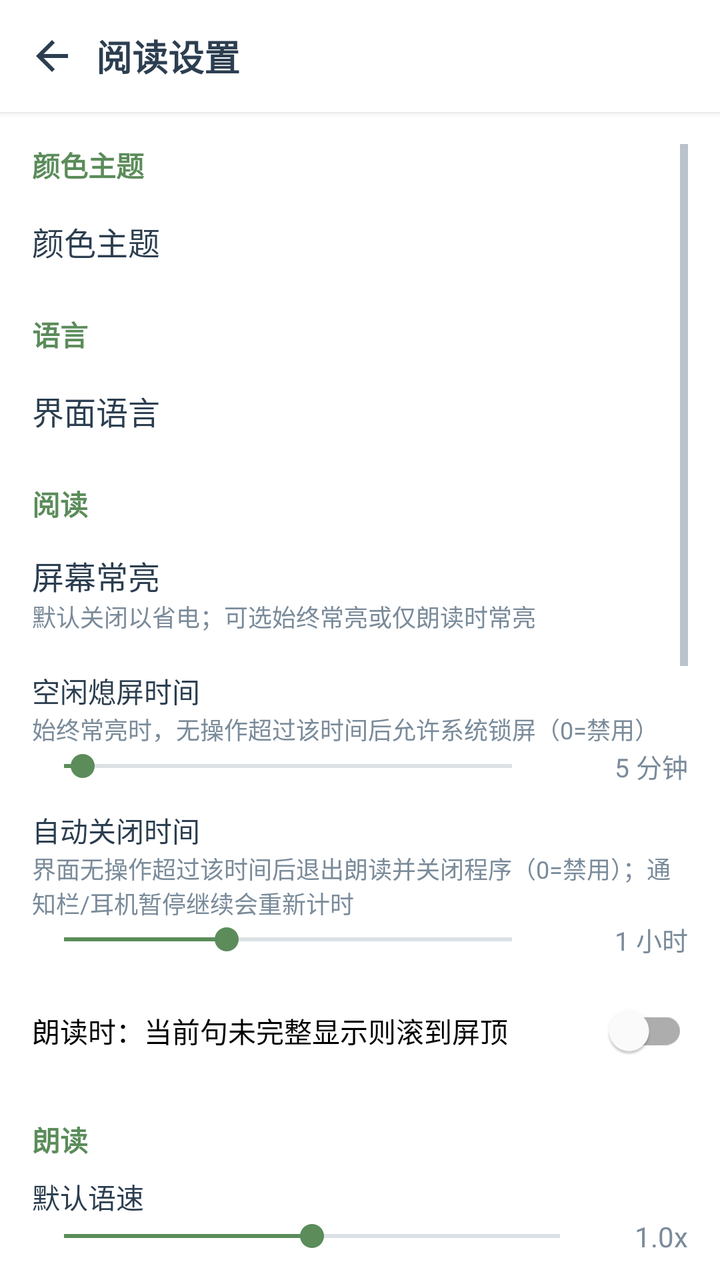
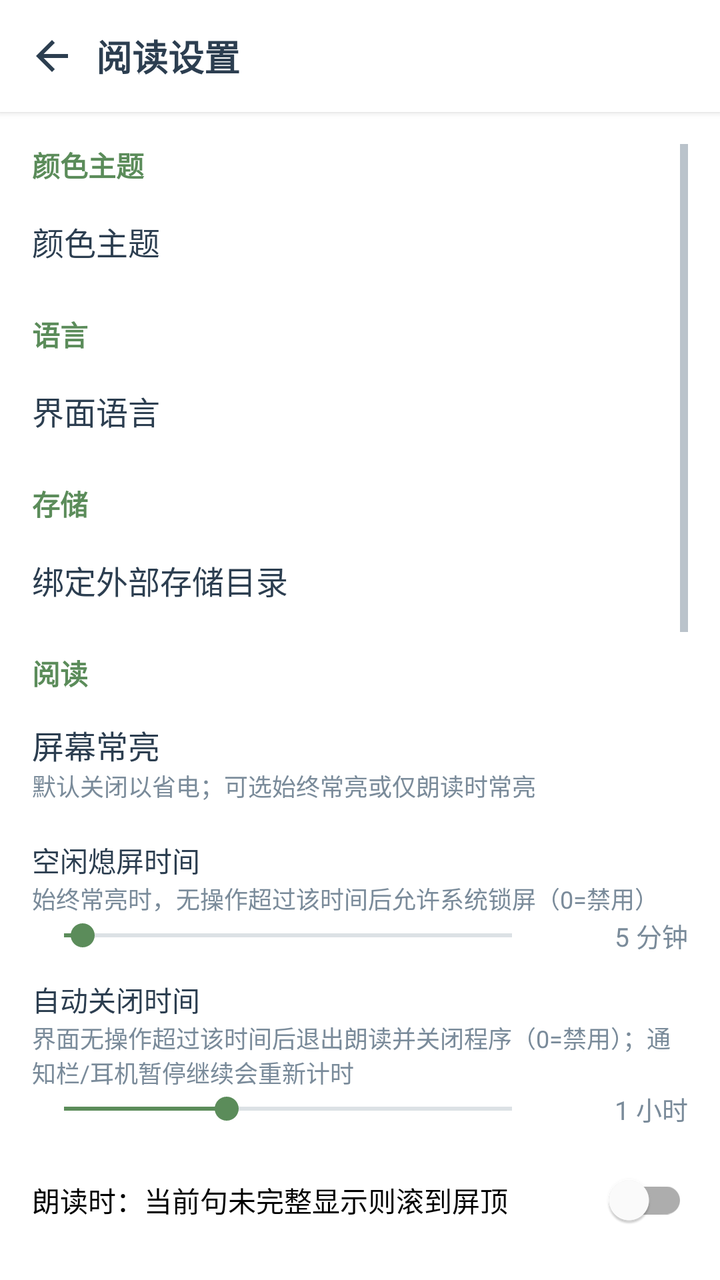

Screens rendered from an Android XML layout before and after an edit, with the pre-edit source and the edit as a unified diff.
<!-- AndroidManifest.xml: application theme Theme.WhjReader -->
<!-- res/layout/activity_settings.xml -->
<?xml version="1.0" encoding="utf-8"?>

<LinearLayout xmlns:android="http://schemas.android.com/apk/res/android"
    android:layout_width="match_parent"
    android:layout_height="match_parent"
    android:background="@color/surface"
    android:orientation="vertical">

    <LinearLayout
        android:layout_width="match_parent"
        android:layout_height="56dp"
        android:background="@color/white"
        android:elevation="2dp"
        android:gravity="center_vertical"
        android:orientation="horizontal"
        android:paddingHorizontal="4dp">

        <ImageButton
            android:id="@+id/btnBack"
            android:layout_width="44dp"
            android:layout_height="44dp"
            android:background="?attr/selectableItemBackgroundBorderless"
            android:contentDescription="@string/back"
            android:src="@drawable/ic_back" />

        <TextView
            android:layout_width="0dp"
            android:layout_height="wrap_content"
            android:layout_weight="1"
            android:text="@string/settings_title"
            android:textColor="@color/text_primary"
            android:textSize="18sp"
            android:textStyle="bold" />
    </LinearLayout>

    <ScrollView
        android:layout_width="match_parent"
        android:layout_height="match_parent"
        android:padding="16dp">

        <LinearLayout
            android:layout_width="match_parent"
            android:layout_height="wrap_content"
            android:orientation="vertical">

            <TextView
                android:layout_width="match_parent"
                android:layout_height="wrap_content"
                android:paddingBottom="4dp"
                android:text="@string/settings_ui_theme"
                android:textColor="?attr/colorPrimary"
                android:textStyle="bold" />

            <LinearLayout
                android:id="@+id/rowUiTheme"
                android:layout_width="match_parent"
                android:layout_height="48dp"
                android:layout_marginBottom="12dp"
                android:background="?attr/selectableItemBackground"
                android:gravity="center_vertical"
                android:orientation="horizontal">

                <TextView
                    android:layout_width="0dp"
                    android:layout_height="wrap_content"
                    android:layout_weight="1"
                    android:text="@string/settings_ui_theme"
                    android:textColor="@color/text_primary"
                    android:textSize="16sp" />

                <TextView
                    android:id="@+id/tvUiTheme"
                    android:layout_width="wrap_content"
                    android:layout_height="wrap_content"
                    android:textColor="@color/text_secondary"
                    android:textSize="14sp" />
            </LinearLayout>

            <TextView
                android:layout_width="match_parent"
                android:layout_height="wrap_content"
                android:paddingBottom="4dp"
                android:text="@string/settings_section_language"
                android:textColor="?attr/colorPrimary"
                android:textStyle="bold" />

            <LinearLayout
                android:id="@+id/rowLanguage"
                android:layout_width="match_parent"
                android:layout_height="48dp"
                android:layout_marginBottom="12dp"
                android:background="?attr/selectableItemBackground"
                android:gravity="center_vertical"
                android:orientation="horizontal">

                <TextView
                    android:layout_width="0dp"
                    android:layout_height="wrap_content"
                    android:layout_weight="1"
                    android:text="@string/settings_language"
                    android:textColor="@color/text_primary"
                    android:textSize="16sp" />

                <TextView
                    android:id="@+id/tvLanguage"
                    android:layout_width="wrap_content"
                    android:layout_height="wrap_content"
                    android:textColor="@color/text_secondary"
                    android:textSize="14sp" />
            </LinearLayout>

            <TextView
                android:layout_width="match_parent"
                android:layout_height="wrap_content"
                android:paddingBottom="8dp"
                android:text="@string/settings_section_read"
                android:textColor="?attr/colorPrimary"
                android:textStyle="bold" />

            <LinearLayout
                android:id="@+id/rowKeepScreen"
                android:layout_width="match_parent"
                android:layout_height="wrap_content"
                android:background="?attr/selectableItemBackground"
                android:gravity="center_vertical"
                android:minHeight="48dp"
                android:orientation="horizontal"
                android:paddingVertical="6dp">

                <LinearLayout
                    android:layout_width="0dp"
                    android:layout_height="wrap_content"
                    android:layout_weight="1"
                    android:orientation="vertical">

                    <TextView
                        android:layout_width="match_parent"
                        android:layout_height="wrap_content"
                        android:text="@string/settings_keep_screen_on"
                        android:textColor="@color/text_primary"
                        android:textSize="16sp" />

                    <TextView
                        android:layout_width="match_parent"
                        android:layout_height="wrap_content"
                        android:text="@string/settings_keep_screen_hint"
                        android:textColor="@color/text_secondary"
                        android:textSize="12sp" />
                </LinearLayout>

                <TextView
                    android:id="@+id/tvKeepScreen"
                    android:layout_width="wrap_content"
                    android:layout_height="wrap_content"
                    android:layout_marginStart="8dp"
                    android:textColor="@color/text_secondary"
                    android:textSize="14sp" />
            </LinearLayout>

            <TextView
                android:layout_width="match_parent"
                android:layout_height="wrap_content"
                android:layout_marginTop="12dp"
                android:text="@string/settings_idle_screen_off"
                android:textColor="@color/text_primary" />

            <TextView
                android:layout_width="match_parent"
                android:layout_height="wrap_content"
                android:text="@string/settings_idle_screen_off_hint"
                android:textColor="@color/text_secondary"
                android:textSize="12sp" />

            <LinearLayout
                android:layout_width="match_parent"
                android:layout_height="wrap_content"
                android:gravity="center_vertical"
                android:orientation="horizontal">

                <SeekBar
                    android:id="@+id/seekIdleScreenOff"
                    android:layout_width="0dp"
                    android:layout_height="wrap_content"
                    android:layout_weight="1"
                    android:max="24"
                    android:progress="1" />

                <TextView
                    android:id="@+id/tvIdleScreenOff"
                    android:layout_width="72dp"
                    android:layout_height="wrap_content"
                    android:gravity="end"
                    android:text="5 分钟"
                    android:textColor="@color/text_secondary"
                    android:textSize="13sp" />
            </LinearLayout>

            <TextView
                android:layout_width="match_parent"
                android:layout_height="wrap_content"
                android:layout_marginTop="12dp"
                android:text="@string/settings_auto_close"
                android:textColor="@color/text_primary" />

            <TextView
                android:layout_width="match_parent"
                android:layout_height="wrap_content"
                android:text="@string/settings_auto_close_hint"
                android:textColor="@color/text_secondary"
                android:textSize="12sp" />

            <LinearLayout
                android:layout_width="match_parent"
                android:layout_height="wrap_content"
                android:gravity="center_vertical"
                android:orientation="horizontal">

                <SeekBar
                    android:id="@+id/seekAutoClose"
                    android:layout_width="0dp"
                    android:layout_height="wrap_content"
                    android:layout_weight="1"
                    android:max="11"
                    android:progress="4" />

                <TextView
                    android:id="@+id/tvAutoClose"
                    android:layout_width="wrap_content"
                    android:layout_height="wrap_content"
                    android:minWidth="72dp"
                    android:gravity="end"
                    android:paddingStart="8dp"
                    android:text="1 小时"
                    android:textColor="@color/text_secondary"
                    android:textSize="13sp" />
            </LinearLayout>

            <com.google.android.material.switchmaterial.SwitchMaterial
                android:id="@+id/switchAutoScroll"
                android:layout_width="match_parent"
                android:layout_height="wrap_content"
                android:layout_marginTop="12dp"
                android:text="@string/settings_auto_scroll" />

            <TextView
                android:layout_width="match_parent"
                android:layout_height="wrap_content"
                android:layout_marginTop="20dp"
                android:paddingBottom="8dp"
                android:text="@string/settings_section_tts"
                android:textColor="?attr/colorPrimary"
                android:textStyle="bold" />

            <TextView
                android:layout_width="match_parent"
                android:layout_height="wrap_content"
                android:text="@string/settings_default_rate"
                android:textColor="@color/text_primary" />

            <LinearLayout
                android:layout_width="match_parent"
                android:layout_height="wrap_content"
                android:gravity="center_vertical"
                android:orientation="horizontal">

                <SeekBar
                    android:id="@+id/seekDefaultRate"
                    android:layout_width="0dp"
                    android:layout_height="wrap_content"
                    android:layout_weight="1"
                    android:max="20"
                    android:progress="10" />

                <TextView
                    android:id="@+id/tvDefaultRate"
                    android:layout_width="48dp"
                    android:layout_height="wrap_content"
                    android:gravity="end"
                    android:text="1.0x"
                    android:textColor="@color/text_secondary" />
            </LinearLayout>

            <TextView
                android:layout_width="match_parent"
                android:layout_height="wrap_content"
                android:layout_marginTop="20dp"
                android:paddingBottom="4dp"
                android:text="@string/settings_section_gesture"
                android:textColor="?attr/colorPrimary"
                android:textStyle="bold" />

            <LinearLayout
                android:id="@+id/rowVolumeKeyPage"
                android:layout_width="match_parent"
                android:layout_height="48dp"
                android:gravity="center_vertical"
                android:orientation="horizontal">

                <TextView
                    android:layout_width="0dp"
                    android:layout_height="wrap_content"
                    android:layout_weight="1"
                    android:text="@string/settings_volume_key_page"
                    android:textColor="@color/text_primary"
                    android:textSize="16sp" />

                <com.google.android.material.switchmaterial.SwitchMaterial
                    android:id="@+id/switchVolumeKeyPage"
                    android:layout_width="wrap_content"
                    android:layout_height="wrap_content" />
            </LinearLayout>

            <TextView
                android:layout_width="match_parent"
                android:layout_height="wrap_content"
                android:paddingBottom="8dp"
                android:text="@string/settings_volume_key_page_hint"
                android:textColor="@color/text_secondary"
                android:textSize="12sp" />

            <TextView
                android:layout_width="match_parent"
                android:layout_height="wrap_content"
                android:paddingBottom="8dp"
                android:text="@string/settings_edge_hint"
                android:textColor="@color/text_secondary"
                android:textSize="12sp" />

            <LinearLayout
                android:id="@+id/rowLeftEdge"
                android:layout_width="match_parent"
                android:layout_height="48dp"
                android:background="?attr/selectableItemBackground"
                android:gravity="center_vertical"
                android:orientation="horizontal">

                <TextView
                    android:layout_width="0dp"
                    android:layout_height="wrap_content"
                    android:layout_weight="1"
                    android:text="@string/settings_left_edge"
                    android:textColor="@color/text_primary"
                    android:textSize="16sp" />

                <TextView
                    android:id="@+id/tvLeftEdge"
                    android:layout_width="wrap_content"
                    android:layout_height="wrap_content"
                    android:textColor="@color/text_secondary"
                    android:textSize="14sp" />
            </LinearLayout>

            <LinearLayout
                android:id="@+id/rowRightEdge"
                android:layout_width="match_parent"
                android:layout_height="48dp"
                android:background="?attr/selectableItemBackground"
                android:gravity="center_vertical"
                android:orientation="horizontal">

                <TextView
                    android:layout_width="0dp"
                    android:layout_height="wrap_content"
                    android:layout_weight="1"
                    android:text="@string/settings_right_edge"
                    android:textColor="@color/text_primary"
                    android:textSize="16sp" />

                <TextView
                    android:id="@+id/tvRightEdge"
                    android:layout_width="wrap_content"
                    android:layout_height="wrap_content"
                    android:textColor="@color/text_secondary"
                    android:textSize="14sp" />
            </LinearLayout>

            <TextView
                android:layout_width="match_parent"
                android:layout_height="wrap_content"
                android:layout_marginTop="20dp"
                android:paddingBottom="4dp"
                android:text="@string/settings_section_backup"
                android:textColor="?attr/colorPrimary"
                android:textStyle="bold" />

            <TextView
                android:layout_width="match_parent"
                android:layout_height="wrap_content"
                android:paddingBottom="8dp"
                android:text="@string/settings_backup_hint"
                android:textColor="@color/text_secondary"
                android:textSize="12sp" />

            <com.google.android.material.button.MaterialButton
                android:id="@+id/btnExportData"
                style="@style/Widget.MaterialComponents.Button.OutlinedButton"
                android:layout_width="match_parent"
                android:layout_height="wrap_content"
                android:text="@string/settings_export_data" />

            <com.google.android.material.button.MaterialButton
                android:id="@+id/btnImportData"
                style="@style/Widget.MaterialComponents.Button.OutlinedButton"
                android:layout_width="match_parent"
                android:layout_height="wrap_content"
                android:layout_marginTop="8dp"
                android:text="@string/settings_import_data" />

            <TextView
                android:layout_width="match_parent"
                android:layout_height="wrap_content"
                android:layout_marginTop="20dp"
                android:paddingBottom="4dp"
                android:text="@string/settings_section_about"
                android:textColor="?attr/colorPrimary"
                android:textStyle="bold" />

            <TextView
                android:id="@+id/tvAppVersion"
                android:layout_width="match_parent"
                android:layout_height="wrap_content"
                android:paddingBottom="8dp"
                android:textColor="@color/text_secondary"
                android:textSize="13sp" />

            <com.google.android.material.button.MaterialButton
                android:id="@+id/btnCheckUpdate"
                style="@style/Widget.MaterialComponents.Button.OutlinedButton"
                android:layout_width="match_parent"
                android:layout_height="wrap_content"
                android:layout_marginBottom="8dp"
                android:text="@string/settings_check_update" />

            <com.google.android.material.button.MaterialButton
                android:id="@+id/btnLicense"
                style="@style/Widget.MaterialComponents.Button.OutlinedButton"
                android:layout_width="match_parent"
                android:layout_height="wrap_content"
                android:layout_marginBottom="24dp"
                android:text="@string/settings_license" />
        </LinearLayout>
    </ScrollView>
</LinearLayout>
<!-- resources referenced by this layout -->
<resources>
  <color name="surface">#FFFFFF</color>
  <color name="text_primary">#2C3E50</color>
  <color name="text_secondary">#7A8B9A</color>
  <color name="white">#FFFFFF</color>
  <!-- drawable ic_back (drawable) -->
  <?xml version="1.0" encoding="utf-8"?>
  <vector xmlns:android="http://schemas.android.com/apk/res/android"
      android:width="24dp"
      android:height="24dp"
      android:viewportWidth="24"
      android:viewportHeight="24">
      <path
          android:fillColor="#2C3E50"
          android:pathData="M20,11H7.83l5.59,-5.59L12,4l-8,8 8,8 1.41,-1.41L7.83,13H20v-2z" />
  </vector>
  <string name="back">返回</string>
  <string name="settings_auto_close">自动关闭时间</string>
  <string name="settings_auto_close_hint">界面无操作超过该时间后退出朗读并关闭程序（0=禁用）；通知栏/耳机暂停继续会重新计时</string>
  <string name="settings_auto_scroll">朗读时：当前句未完整显示则滚到屏顶</string>
  <string name="settings_backup_hint">导出书架、绑定文件夹与阅读进度到 SD 卡 Documents/WhjReader/（SQLite 单文件）。导入将覆盖当前书架与进度数据。</string>
  <string name="settings_check_update">检查更新</string>
  <string name="settings_default_rate">默认语速</string>
  <string name="settings_edge_hint">右边缘调字号：下滑加大、上滑减小；左边缘默认为无</string>
  <string name="settings_export_data">导出数据</string>
  <string name="settings_idle_screen_off">空闲熄屏时间</string>
  <string name="settings_idle_screen_off_hint">始终常亮时，无操作超过该时间后允许系统锁屏（0=禁用）</string>
  <string name="settings_import_data">导入数据</string>
  <string name="settings_keep_screen_hint">默认关闭以省电；可选始终常亮或仅朗读时常亮</string>
  <string name="settings_keep_screen_on">屏幕常亮</string>
  <string name="settings_language">界面语言</string>
  <string name="settings_left_edge">左边缘滑动</string>
  <string name="settings_license">许可证</string>
  <string name="settings_right_edge">右边缘滑动</string>
  <string name="settings_section_about">关于</string>
  <string name="settings_section_backup">数据备份</string>
  <string name="settings_section_gesture">手势</string>
  <string name="settings_section_language">语言</string>
  <string name="settings_section_read">阅读</string>
  <string name="settings_section_tts">朗读</string>
  <string name="settings_title">阅读设置</string>
  <string name="settings_ui_theme">颜色主题</string>
  <string name="settings_volume_key_page">音量键翻页</string>
  <string name="settings_volume_key_page_hint">音量减下一页，音量加上一页；开启后阅读页内不再调系统音量</string>
  <style name="Theme.WhjReader" parent="Theme.MaterialComponents.Light.NoActionBar">
          <item name="colorPrimary">#5B8C5A</item>
          <item name="colorPrimaryVariant">#3F6B3E</item>
          <item name="colorOnPrimary">@color/white</item>
          <item name="colorSecondary">#E8A838</item>
          <item name="colorOnSecondary">@color/black</item>
          <item name="android:statusBarColor">@color/white</item>
          <item name="android:windowLightStatusBar">true</item>
          <item name="android:navigationBarColor">@color/white</item>
          <item name="android:windowBackground">@color/surface</item>
          <item name="android:textColorPrimary">@color/text_primary</item>
          <item name="android:textColorSecondary">@color/text_secondary</item>
          <item name="colorAccentSoft">#E3F0E2</item>
          <item name="colorRippleSoft">#205B8C5A</item>
          <item name="colorToolbarAccent">#5B8C5A</item>
          <item name="colorControlActivated">#5B8C5A</item>
      </style>
  <color name="black">#000000</color>
</resources>

<!-- the commit's change to res/layout/activity_settings.xml (unified diff, before → after) -->
@@ -112,6 +112,43 @@
             <TextView
                 android:layout_width="match_parent"
                 android:layout_height="wrap_content"
+                android:paddingBottom="4dp"
+                android:text="@string/settings_section_storage"
+                android:textColor="?attr/colorPrimary"
+                android:textStyle="bold" />
+
+            <LinearLayout
+                android:id="@+id/rowExternalData"
+                android:layout_width="match_parent"
+                android:layout_height="wrap_content"
+                android:layout_marginBottom="12dp"
+                android:background="?attr/selectableItemBackground"
+                android:gravity="center_vertical"
+                android:minHeight="48dp"
+                android:orientation="horizontal">
+
+                <TextView
+                    android:layout_width="0dp"
+                    android:layout_height="wrap_content"
+                    android:layout_weight="1"
+                    android:text="@string/external_data_title"
+                    android:textColor="@color/text_primary"
+                    android:textSize="16sp" />
+
+                <TextView
+                    android:id="@+id/tvExternalData"
+                    android:layout_width="wrap_content"
+                    android:layout_height="wrap_content"
+                    android:ellipsize="end"
+                    android:maxLines="1"
+                    android:maxWidth="180dp"
+                    android:textColor="@color/text_secondary"
+                    android:textSize="14sp" />
+            </LinearLayout>
+
+            <TextView
+                android:layout_width="match_parent"
+                android:layout_height="wrap_content"
                 android:paddingBottom="8dp"
                 android:text="@string/settings_section_read"
                 android:textColor="?attr/colorPrimary"
<!-- resource entries referenced after the edit -->
@@ -16,6 +16,7 @@
           android:pathData="M20,11H7.83l5.59,-5.59L12,4l-8,8 8,8 1.41,-1.41L7.83,13H20v-2z" />
   </vector>
   <string name="back">返回</string>
+  <string name="external_data_title">绑定外部存储目录</string>
   <string name="settings_auto_close">自动关闭时间</string>
   <string name="settings_auto_close_hint">界面无操作超过该时间后退出朗读并关闭程序（0=禁用）；通知栏/耳机暂停继续会重新计时</string>
   <string name="settings_auto_scroll">朗读时：当前句未完整显示则滚到屏顶</string>
@@ -38,6 +39,7 @@
   <string name="settings_section_gesture">手势</string>
   <string name="settings_section_language">语言</string>
   <string name="settings_section_read">阅读</string>
+  <string name="settings_section_storage">存储</string>
   <string name="settings_section_tts">朗读</string>
   <string name="settings_title">阅读设置</string>
   <string name="settings_ui_theme">颜色主题</string>
